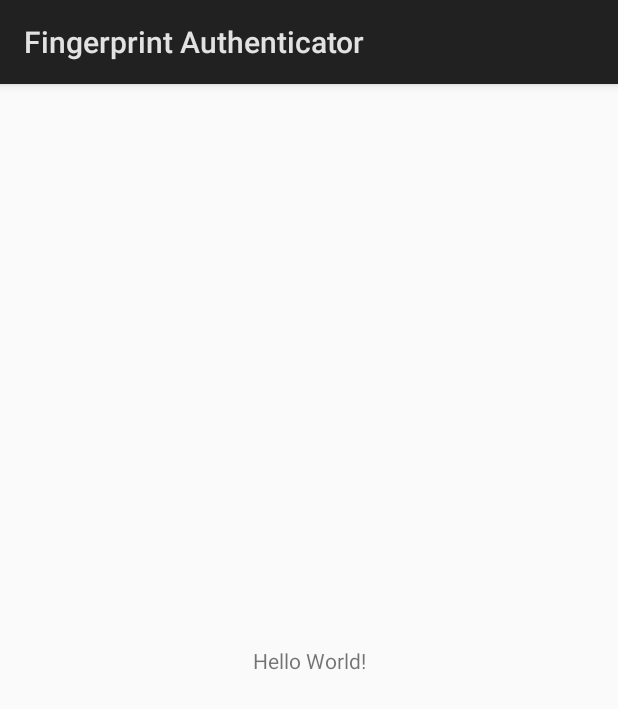
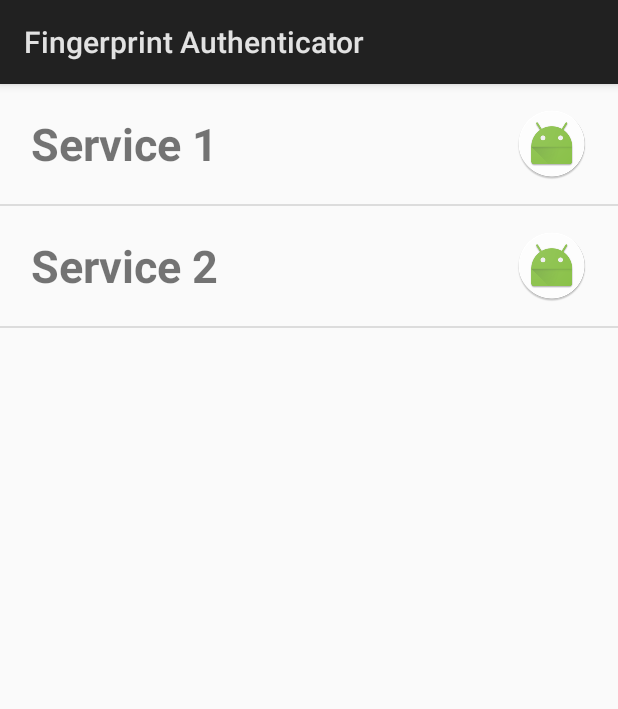
Before and after one commit to griase94/FingerprintAuthenticatorApp, an Android app: the screen it shows after launch (AuthenticatorMainActivity), on a phone screen of 412 x 824 dp. Shown: the top 709 px of the screen. Run offline under Robolectric (Android 15) with nearby library versions, the phone set to English and light mode, and no system bars.

Commit message:
created rudimentary Listview and adapter

```diff
--- a/app/src/main/java/de/lmu/ifi/fingerprintauthenticator/AuthenticatorMainActivity.java
+++ b/app/src/main/java/de/lmu/ifi/fingerprintauthenticator/AuthenticatorMainActivity.java
@@ -2,12 +2,18 @@ package de.lmu.ifi.fingerprintauthenticator;
 
 import android.app.Activity;
 import android.os.Bundle;
+import android.widget.ListView;
 
 public class AuthenticatorMainActivity extends Activity {
+
+    ListView listView;
 
     @Override
     protected void onCreate(Bundle savedInstanceState) {
         super.onCreate(savedInstanceState);
         setContentView(R.layout.activity_authenticator_main);
+        listView = (findViewById(R.id.main_listview));
+        String[] services = {"Service 1", "Service 2"};
+        listView.setAdapter(new ListAdapter(this,services));
     }
 }
--- /dev/null
+++ b/app/src/main/java/de/lmu/ifi/fingerprintauthenticator/ListAdapter.java
@@ -0,0 +1,44 @@
+package de.lmu.ifi.fingerprintauthenticator;
+
+import android.content.Context;
+import android.util.Log;
+import android.view.LayoutInflater;
+import android.view.View;
+import android.view.ViewGroup;
+import android.widget.ArrayAdapter;
+import android.widget.ImageView;
+import android.widget.TextView;
+
+/**
+ * Created by andyg on 13.01.2018.
+ */
+
+public class ListAdapter extends ArrayAdapter<String> {
+    private final Context context;
+    private final String[] values;
+
+    public ListAdapter(Context context, String[] values) {
+        super(context, -1, values);
+        this.context = context;
+        this.values = values;
+    }
+
+    @Override
+    public View getView(int position, View convertView, ViewGroup parent) {
+        LayoutInflater inflater = (LayoutInflater) context
+                .getSystemService(Context.LAYOUT_INFLATER_SERVICE);
+        View rowView = inflater.inflate(R.layout.authenticator_list_row, parent, false);
+        TextView textView = (TextView) rowView.findViewById(R.id.rowText);
+        ImageView imageView = (ImageView) rowView.findViewById(R.id.rowIcon);
+        textView.setText(values[position]);
+
+        imageView.setOnClickListener(new View.OnClickListener() {
+            @Override
+            public void onClick(View v) {
+                Log.i("BLAAAA","blabla");
+            }
+        });
+
+        return rowView;
+    }
+}
--- a/app/src/main/res/layout/activity_authenticator_main.xml
+++ b/app/src/main/res/layout/activity_authenticator_main.xml
@@ -1,18 +1,13 @@
 <?xml version="1.0" encoding="utf-8"?>
-<android.support.constraint.ConstraintLayout xmlns:android="http://schemas.android.com/apk/res/android"
-    xmlns:app="http://schemas.android.com/apk/res-auto"
-    xmlns:tools="http://schemas.android.com/tools"
+<LinearLayout
+    android:orientation="vertical"
     android:layout_width="match_parent"
     android:layout_height="match_parent"
-    tools:context="de.lmu.ifi.fingerprintauthenticator.AuthenticatorMainActivity">
+    xmlns:android="http://schemas.android.com/apk/res/android">
 
-    <TextView
-        android:layout_width="wrap_content"
-        android:layout_height="wrap_content"
-        android:text="Hello World!"
-        app:layout_constraintBottom_toBottomOf="parent"
-        app:layout_constraintLeft_toLeftOf="parent"
-        app:layout_constraintRight_toRightOf="parent"
-        app:layout_constraintTop_toTopOf="parent" />
+    <ListView
+        android:id="@+id/main_listview"
+        android:layout_width="match_parent"
+        android:layout_height="match_parent"/>
 
-</android.support.constraint.ConstraintLayout>
+</LinearLayout>
--- /dev/null
+++ b/app/src/main/res/layout/authenticator_list_row.xml
@@ -0,0 +1,22 @@
+<?xml version="1.0" encoding="utf-8"?>
+<RelativeLayout xmlns:android="http://schemas.android.com/apk/res/android"
+    android:layout_width="match_parent"
+    android:layout_height="80dp"
+    android:paddingRight="20dp"
+    android:paddingLeft="20dp">
+    <TextView
+        android:id="@+id/rowText"
+        android:layout_width="wrap_content"
+        android:layout_height="match_parent"
+        android:layout_alignParentLeft="true"
+        android:textSize="30dp"
+        android:gravity="center"
+        android:textStyle="bold"
+        android:text="Secure Service"/>
+    <ImageView
+        android:id="@+id/rowIcon"
+        android:layout_width="wrap_content"
+        android:layout_height="match_parent"
+        android:src="@mipmap/ic_launcher_round"
+        android:layout_alignParentRight="true" />
+</RelativeLayout>
```
